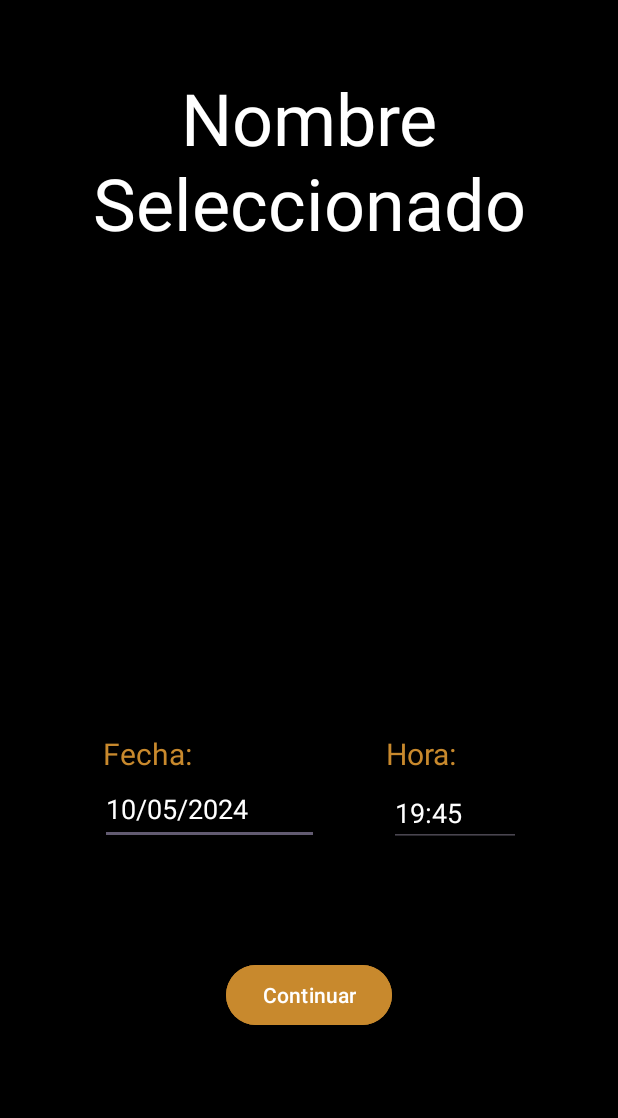
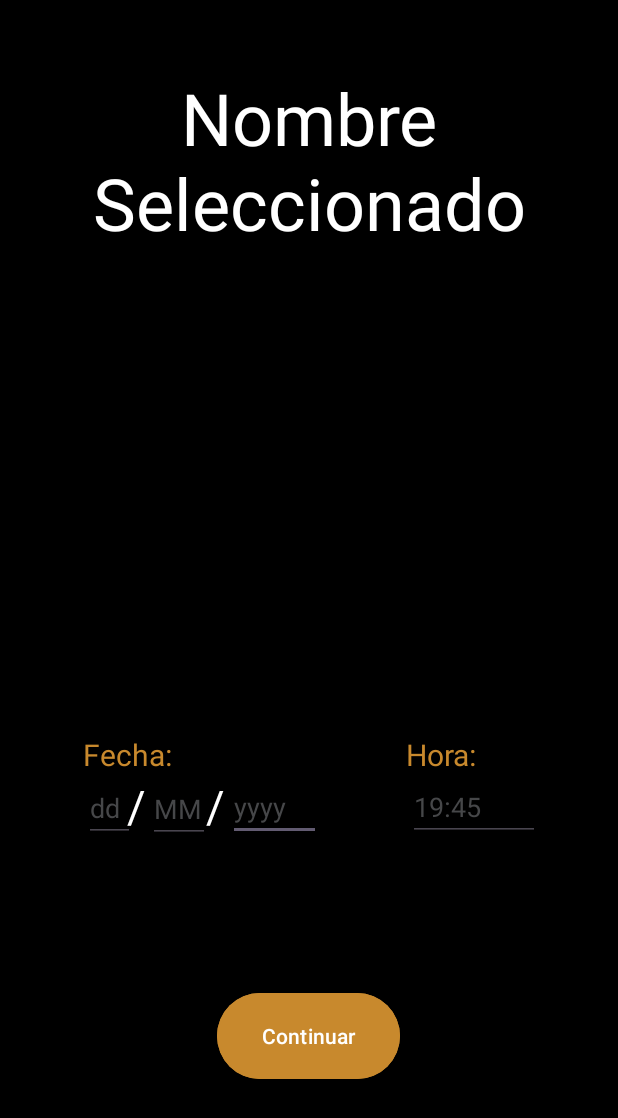
Before and after one commit to ClementeRodReg/FirestoreApplication, an Android app: the EventoSeleccionado screen opened directly, with no data from a screen before it, on a phone screen of 412 x 824 dp. Shown: the top 1118 px of the screen. Run offline under Robolectric (Android 15) with nearby library versions, the light colour scheme and no system bars; 1 statement that could not run was skipped.

Commit message:
Ventana EventoSeleccionado casi terminado

```diff
--- /dev/null
+++ b/app/src/main/java/com/example/firestoredemo/metodos/MetodosEventoSeleccionado.java
@@ -0,0 +1,19 @@
+package com.example.firestoredemo.metodos;
+
+import android.text.InputFilter;
+import android.text.Spanned;
+import android.widget.TextView;
+
+public class MetodosEventoSeleccionado {
+    public static void limitadorDeEscritura2(TextView editText) {
+        InputFilter[] filters = new InputFilter[1];
+        filters[0] = new InputFilter.LengthFilter(2);
+        editText.setFilters(filters);
+    }
+
+    public static void limitadorDeEscritura4(TextView editText) {
+        InputFilter[] filters = new InputFilter[1];
+        filters[0] = new InputFilter.LengthFilter(4);
+        editText.setFilters(filters);
+    }
+}
--- a/app/src/main/java/com/example/firestoredemo/vista/EventoSeleccionado.java
+++ b/app/src/main/java/com/example/firestoredemo/vista/EventoSeleccionado.java
@@ -2,31 +2,78 @@ package com.example.firestoredemo.vista;
 
 import androidx.appcompat.app.AppCompatActivity;
 
+import android.content.Intent;
 import android.os.Bundle;
+import android.util.Log;
+import android.view.View;
+import android.widget.Button;
 import android.widget.ImageView;
 import android.widget.TextView;
+import android.widget.Toast;
 
 import com.example.firestoredemo.R;
+import com.example.firestoredemo.metodos.MetodosEventoSeleccionado;
+
 
 public class EventoSeleccionado extends AppCompatActivity {
 
-    TextView lblEventoSeleccionado ;
+    TextView lblEventoSeleccionado;
     ImageView imageView;
+    TextView editTextDia;
+    TextView editTextMes;
+    TextView editTextAno;
+    Button btnContinuar;
+    String dia, mes, ano;
+
 
     @Override
     protected void onCreate(Bundle savedInstanceState) {
         super.onCreate(savedInstanceState);
         setContentView(R.layout.activity_eventoseleccionado);
 
+        MetodosEventoSeleccionado metodosEventoSeleccionado = new MetodosEventoSeleccionado();
+
         int imagenReferencia = getIntent().getIntExtra("clave_datoImagen", 0);
 
         lblEventoSeleccionado = findViewById(R.id.lblEventoSeleccionado);
         imageView = findViewById(R.id.fotoSeleccionada);
+        editTextDia = findViewById(R.id.editTextDia);
+        editTextMes = findViewById(R.id.editTextMes);
+        editTextAno = findViewById(R.id.editTextAno);
+        btnContinuar = findViewById(R.id.btnContinuar);
+
         imageView.setImageResource(imagenReferencia);
 
         String nombreEvento = getIntent().getStringExtra("clave_datoNombre");
         lblEventoSeleccionado.setText(nombreEvento.toString());
 
+        metodosEventoSeleccionado.limitadorDeEscritura2(editTextDia);
+        metodosEventoSeleccionado.limitadorDeEscritura2(editTextMes);
+        metodosEventoSeleccionado.limitadorDeEscritura4(editTextAno);
+
+        btnContinuar.setOnClickListener(new View.OnClickListener() {
+            @Override
+            public void onClick(View view) {
+
+                dia = editTextDia.getText().toString();
+                mes = editTextMes.getText().toString();
+                ano = editTextAno.getText().toString();
+
+                if(!(dia.isEmpty()) && !(mes.isEmpty()) && !(ano.isEmpty())){
+
+                    if(dia.length() == 2 && mes.length() == 2 && ano.length() == 4){
+
+                        String fecha = editTextDia.getText().toString() + "/" + editTextMes.getText().toString() + "/" + editTextAno.getText().toString();
+                        Toast.makeText(EventoSeleccionado.this, "La fecha es " + fecha.toString(), Toast.LENGTH_SHORT).show();
+
+                    }else{
+                        Toast.makeText(EventoSeleccionado.this, "Compruebe que ha rellenado bien todos los campos", Toast.LENGTH_SHORT).show();
+                    }
+                }else{
+                    Toast.makeText(EventoSeleccionado.this, "Debe rellenar todos los campos", Toast.LENGTH_SHORT).show();
+                }
+            }
+        });
 
     }
 }
--- a/app/src/main/java/com/example/firestoredemo/vista/Teatro.java
+++ b/app/src/main/java/com/example/firestoredemo/vista/Teatro.java
@@ -68,7 +68,6 @@ public class Teatro extends AppCompatActivity {
                 public void onClick(View v) {
                     // Acciones que deseas realizar cuando se hace clic
                     // Por ejemplo, mostrar un Toast
-                    Toast.makeText(Teatro.this, "Se hizo clic en " + elemento.getName(), Toast.LENGTH_SHORT).show();
 
                     Intent mandar = new Intent(Teatro.this, EventoSeleccionado.class);
                     mandar.putExtra("clave_datoNombre", elemento.getName().toString());
--- a/app/src/main/res/layout/activity_eventoseleccionado.xml
+++ b/app/src/main/res/layout/activity_eventoseleccionado.xml
@@ -6,6 +6,23 @@
     android:layout_height="match_parent"
     android:background="@color/black"
     tools:context=".vista.EventoSeleccionado">
+
+    <EditText
+        android:id="@+id/editTextAno"
+        android:layout_width="62dp"
+        android:layout_height="42dp"
+        android:autofillHints=""
+        android:ems="10"
+        android:hint="@string/editTextAno"
+        android:inputType="number"
+        android:textColor="@color/white"
+        android:textColorHint="@color/grey"
+        app:layout_constraintBottom_toTopOf="@+id/btnContinuar"
+        app:layout_constraintEnd_toEndOf="parent"
+        app:layout_constraintHorizontal_bias="0.057"
+        app:layout_constraintStart_toEndOf="@+id/editTextMes"
+        app:layout_constraintTop_toBottomOf="@+id/textFecha"
+        app:layout_constraintVertical_bias="0.02" />
 
     <TextView
         android:id="@+id/lblEventoSeleccionado"
@@ -50,17 +67,18 @@
 
     <TextView
         android:id="@+id/textFecha"
-        android:layout_width="wrap_content"
-        android:layout_height="wrap_content"
+        android:layout_width="66dp"
+        android:layout_height="27dp"
         android:text="@string/textFecha"
         android:textColor="@color/orange"
         android:textSize="20sp"
         app:layout_constraintBottom_toBottomOf="parent"
         app:layout_constraintEnd_toEndOf="parent"
-        app:layout_constraintHorizontal_bias="0.194"
+        app:layout_constraintHorizontal_bias="0.159"
         app:layout_constraintStart_toStartOf="parent"
         app:layout_constraintTop_toBottomOf="@+id/fotoSeleccionada"
-        app:layout_constraintVertical_bias="0.249" />
+        app:layout_constraintVertical_bias="0.25"
+        tools:ignore="TextSizeCheck" />
 
     <TextView
         android:id="@+id/textHora"
@@ -71,55 +89,107 @@
         android:textSize="20sp"
         app:layout_constraintBottom_toBottomOf="parent"
         app:layout_constraintEnd_toEndOf="parent"
-        app:layout_constraintHorizontal_bias="0.547"
+        app:layout_constraintHorizontal_bias="0.615"
         app:layout_constraintStart_toEndOf="@+id/textFecha"
         app:layout_constraintTop_toBottomOf="@+id/fotoSeleccionada"
-        app:layout_constraintVertical_bias="0.249" />
-
-    <EditText
-        android:id="@+id/editTextDate4"
-        android:layout_width="146dp"
-        android:layout_height="47dp"
-        android:ems="10"
-        android:hint="10/05/2024"
-        android:importantForAutofill="no"
-        android:inputType="date"
-        android:textColorHint="@color/white"
-        app:layout_constraintBottom_toBottomOf="parent"
-        app:layout_constraintEnd_toEndOf="parent"
-        app:layout_constraintHorizontal_bias="0.25"
-        app:layout_constraintStart_toStartOf="parent"
-        app:layout_constraintTop_toBottomOf="@+id/textFecha"
-        app:layout_constraintVertical_bias="0.0" />
+        app:layout_constraintVertical_bias="0.25" />
 
     <EditText
         android:id="@+id/editTextTime"
         android:layout_width="88dp"
         android:layout_height="41dp"
+        android:layout_marginEnd="52dp"
         android:ems="10"
         android:hint="19:45"
         android:importantForAutofill="no"
         android:inputType="time"
-        android:textColorHint="@color/white"
+        android:textColor="@color/white"
+        android:textColorHint="@color/grey"
         app:layout_constraintBottom_toBottomOf="parent"
         app:layout_constraintEnd_toEndOf="parent"
-        app:layout_constraintHorizontal_bias="0.419"
-        app:layout_constraintStart_toEndOf="@+id/editTextDate4"
         app:layout_constraintTop_toBottomOf="@+id/textHora"
-        app:layout_constraintVertical_bias="0.027" />
+        app:layout_constraintVertical_bias="0.009" />
+
+    <EditText
+        android:id="@+id/editTextDia"
+        android:layout_width="34dp"
+        android:layout_height="41dp"
+        android:autofillHints=""
+        android:ems="10"
+        android:hint="@string/editTextDia"
+        android:inputType="number"
+        android:textColor="@color/white"
+        android:textColorHint="@color/grey"
+        app:layout_constraintBottom_toTopOf="@+id/btnContinuar"
+        app:layout_constraintEnd_toEndOf="parent"
+        app:layout_constraintHorizontal_bias="0.148"
+        app:layout_constraintStart_toStartOf="parent"
+        app:layout_constraintTop_toBottomOf="@+id/textFecha"
+        app:layout_constraintVertical_bias="0.032" />
+
+    <EditText
+        android:id="@+id/editTextMes"
+        android:layout_width="41dp"
+        android:layout_height="41dp"
+        android:autofillHints=""
+        android:ems="10"
+        android:hint="@string/editTextMes"
+        android:inputType="number"
+        android:textColor="@color/white"
+        android:textColorHint="@color/grey"
+        app:layout_constraintBottom_toTopOf="@+id/btnContinuar"
+        app:layout_constraintEnd_toEndOf="parent"
+        app:layout_constraintHorizontal_bias="0.267"
+        app:layout_constraintStart_toStartOf="parent"
+        app:layout_constraintTop_toBottomOf="@+id/textFecha"
+        app:layout_constraintVertical_bias="0.04" />
+
+    <TextView
+        android:id="@+id/textViewBarra1"
+        android:layout_width="31dp"
+        android:layout_height="40dp"
+        android:text="@string/textViewBarra"
+        android:textAlignment="center"
+        android:textColor="@color/white"
+        android:textColorHighlight="@color/white"
+        android:textSize="30sp"
+        app:layout_constraintBottom_toTopOf="@+id/btnContinuar"
+        app:layout_constraintEnd_toEndOf="@+id/editTextMes"
+        app:layout_constraintHorizontal_bias="0.694"
+        app:layout_constraintStart_toStartOf="parent"
+        app:layout_constraintTop_toBottomOf="@+id/textFecha"
+        app:layout_constraintVertical_bias="0.0"
+        tools:ignore="TextSizeCheck" />
+
+    <TextView
+        android:id="@+id/textViewBarra"
+        android:layout_width="31dp"
+        android:layout_height="40dp"
+        android:text="@string/textViewBarra"
+        android:textAlignment="center"
+        android:textColor="@color/white"
+        android:textSize="30sp"
+        app:layout_constraintBottom_toTopOf="@+id/btnContinuar"
+        app:layout_constraintEnd_toEndOf="@+id/editTextAno"
+        app:layout_constraintHorizontal_bias="0.348"
+        app:layout_constraintStart_toStartOf="@+id/editTextMes"
+        app:layout_constraintTop_toBottomOf="@+id/textFecha"
+        app:layout_constraintVertical_bias="0.0"
+        tools:ignore="TextSizeCheck" />
 
     <Button
         android:id="@+id/btnContinuar"
-        android:layout_width="wrap_content"
-        android:layout_height="wrap_content"
-        android:layout_marginTop="76dp"
+        android:layout_width="122dp"
+        android:layout_height="65dp"
         android:backgroundTint="@color/orange"
         android:text="@string/btnContinuar"
+        android:textColor="@color/white"
+        app:iconSize="20sp"
         app:layout_constraintBottom_toBottomOf="parent"
         app:layout_constraintEnd_toEndOf="parent"
-        app:layout_constraintHorizontal_bias="0.501"
+        app:layout_constraintHorizontal_bias="0.498"
         app:layout_constraintStart_toStartOf="parent"
-        app:layout_constraintTop_toBottomOf="@+id/editTextDate4"
-        app:layout_constraintVertical_bias="0.0" />
+        app:layout_constraintTop_toBottomOf="@+id/textFecha"
+        app:layout_constraintVertical_bias="0.584" />
 
 </androidx.constraintlayout.widget.ConstraintLayout>
--- a/app/src/main/res/values/colors.xml
+++ b/app/src/main/res/values/colors.xml
@@ -3,5 +3,6 @@
     <color name="black">#FF000000</color>
     <color name="white">#FFFFFFFF</color>
     <color name="orange">#c8892d</color>
+    <color name="grey">#464749</color>
 
 </resources>
--- a/app/src/main/res/values/strings.xml
+++ b/app/src/main/res/values/strings.xml
@@ -18,4 +18,8 @@
     <string name="textFecha"> Fecha:</string>
     <string name="textHora"> Hora:</string>
     <string name="btnContinuar">Continuar</string>
+    <string name="editTextAno">yyyy</string>
+    <string name="textViewBarra">/</string>
+    <string name="editTextMes">MM</string>
+    <string name="editTextDia">dd</string>
 </resources>
```
